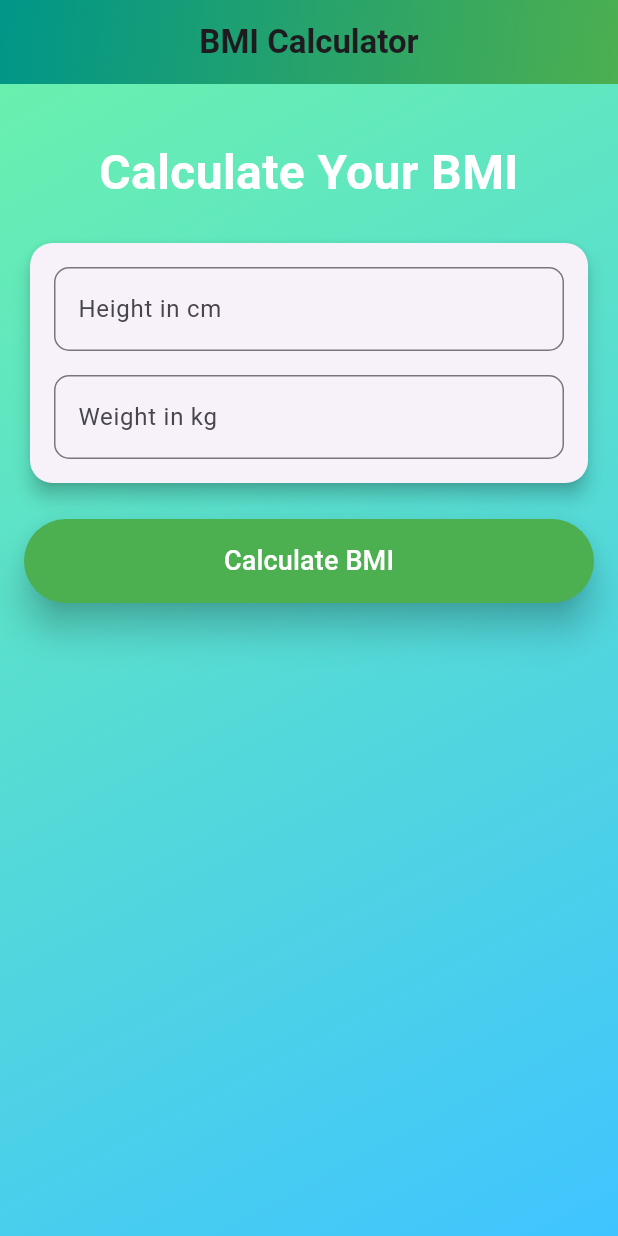
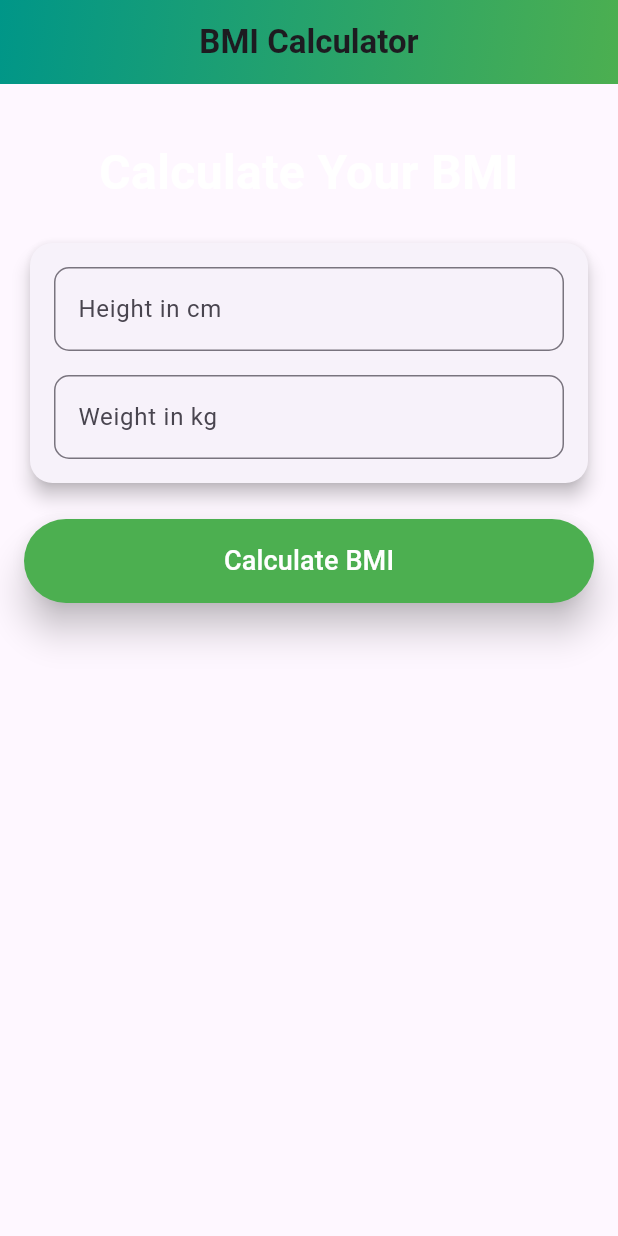
Before and after one commit to natanmuletahunde/BMI_cal, a Flutter app: the screen it shows after launch, on a phone screen of 412 x 824 dp. Run offline on Flutter 3.47's test engine with Material 3 defaults, Android fonts, the phone set to English and light mode, and no system bars.

```diff
--- a/my_app/lib/main.dart
+++ b/my_app/lib/main.dart
@@ -70,14 +70,8 @@ class _BMICalculatorPageState extends State<BMICalculatorPage> {
         centerTitle: true,
         elevation: 10.0,
       ),
-      body: Container(
-        decoration: BoxDecoration(
-          gradient: LinearGradient(
-            colors: [Colors.greenAccent, Colors.lightBlueAccent],
-            begin: Alignment.topLeft,
-            end: Alignment.bottomRight,
-          ),
-        ),
+      body: SafeArea(
+        child: SingleChildScrollView(
           padding: const EdgeInsets.all(16.0),
           child: Column(
             crossAxisAlignment: CrossAxisAlignment.stretch,
@@ -181,6 +175,7 @@ class _BMICalculatorPageState extends State<BMICalculatorPage> {
             ],
           ),
         ),
+      ),
     );
   }
 }
```
Lines whose indentation alone changed are shown as unchanged.
